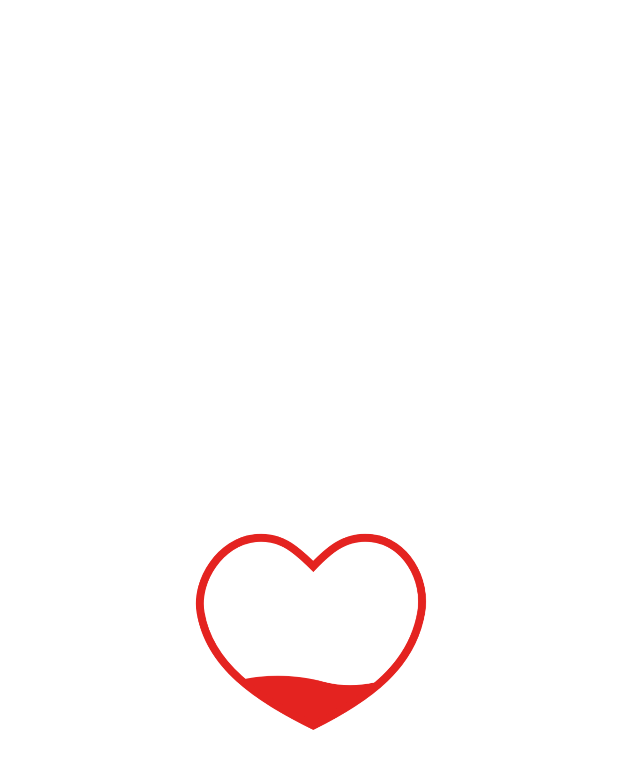
After one commit to niteshjitender/WeSafe, an Android app: the SplashScreen screen opened directly, with no data from a screen before it, on a phone screen of 412 x 824 dp. The commit adds this screen. Shown: the top 769 px of the screen. Run offline under Robolectric (Android 15) with nearby library versions, the phone set to English and light mode, and no system bars.

Commit message:
Temp Logo is added

```diff
--- /dev/null
+++ b/app/src/main/java/com/example/wesafe/SplashScreen.java
@@ -0,0 +1,27 @@
+package com.example.wesafe;
+
+import androidx.appcompat.app.AppCompatActivity;
+
+import android.content.Context;
+import android.content.Intent;
+import android.os.Bundle;
+import android.os.Handler;
+
+// Starting splash screen
+public class SplashScreen extends AppCompatActivity {
+    private Handler mainHandler ;
+    @Override
+    protected void onCreate(Bundle savedInstanceState) {
+        super.onCreate(savedInstanceState);
+        new Handler().postDelayed(new Runnable() {
+            @Override
+            public void run() {
+
+                Intent intent_main = new Intent(getApplicationContext(), MainActivity.class);
+                startActivity(intent_main);
+                finish();
+
+            }
+        }, 5000);
+    }
+}
--- /dev/null
+++ b/app/src/main/res/drawable/splash_screen_background.xml
@@ -0,0 +1,14 @@
+<!--Splash screen drawable file layout-->
+<layer-list xmlns:android="http://schemas.android.com/apk/res/android"
+    android:layout_width="match_parent"
+    android:layout_height="match_parent">
+    <item android:drawable="@color/white" />
+    <item
+        android:width="200dp"
+        android:height="200dp"
+        android:gravity="center">
+        <bitmap
+            android:gravity="fill_horizontal|fill_vertical"
+            android:src="@drawable/logo2" />
+    </item>
+</layer-list>
--- a/app/src/main/res/values/colors.xml
+++ b/app/src/main/res/values/colors.xml
@@ -3,4 +3,5 @@
     <color name="colorPrimary">#008577</color>
     <color name="colorPrimaryDark">#00574B</color>
     <color name="colorAccent">#D81B60</color>
+    <color name="white">#FFFFFF</color>
 </resources>
--- a/app/src/main/res/values/styles.xml
+++ b/app/src/main/res/values/styles.xml
@@ -8,4 +8,8 @@
         <item name="colorAccent">@color/colorAccent</item>
     </style>
 
+<!--   Theme for splash screen no action bar-->
+    <style name="SplashTheme" parent="Theme.AppCompat.Light.NoActionBar">
+        <item name="android:windowBackground">@drawable/splash_screen_background</item>
+    </style>
 </resources>
```
Also changed, not shown: app/src/main/AndroidManifest.xml (+10 -1 lines), app/src/main/res/drawable/ic_launcher_foreground.xml (renamed from app/src/main/res/drawable-v24/ic_launcher_foreground.xml), app/src/main/res/drawable/logo.png (added), app/src/main/res/drawable/logo2.gif (added).
